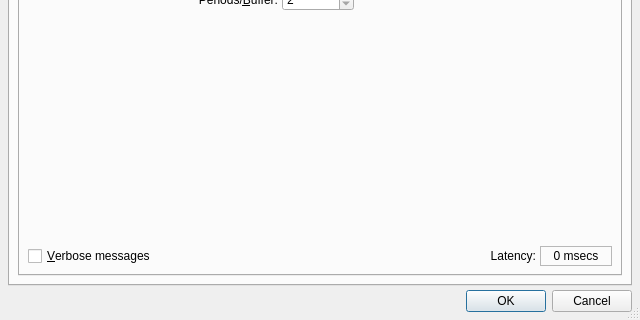
Before: the Qt Designer form src/qjackctlSetupForm.ui in rncbc/qjackctl, drawn with Qt 5; both pictures show x 0 to 640 and y 200 to 520 of the 640 by 520 pixel window.
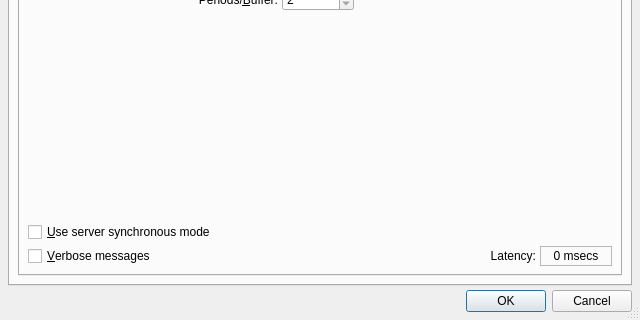
After: the same form once the commit is applied. Icons and pictures are not drawn. Custom widgets are drawn as their Qt base class.

Commit message: - Whether to use server synchronous mode option added   to Setup / Settings / Parameters (only applied when   JACK D-BUS interface is enabled). (EXPERIMENTAL)

```diff
--- a/src/qjackctlSetupForm.ui
+++ b/src/qjackctlSetupForm.ui
@@ -630,6 +630,22 @@
              </property>
             </spacer>
            </item>
+           <item>
+            <widget class="QCheckBox" name="SyncCheckBox">
+             <property name="font">
+              <font>
+               <weight>50</weight>
+               <bold>false</bold>
+              </font>
+             </property>
+             <property name="toolTip">
+              <string>Whether to use server synchronous mode</string>
+             </property>
+             <property name="text">
+              <string>&amp;Use server synchronous mode</string>
+             </property>
+            </widget>
+           </item>
            <item>
             <layout class="QHBoxLayout">
              <item>
```
Left out of the diff: 1 changed line with no effect on the pictures. The commit also changes 14 other files.
